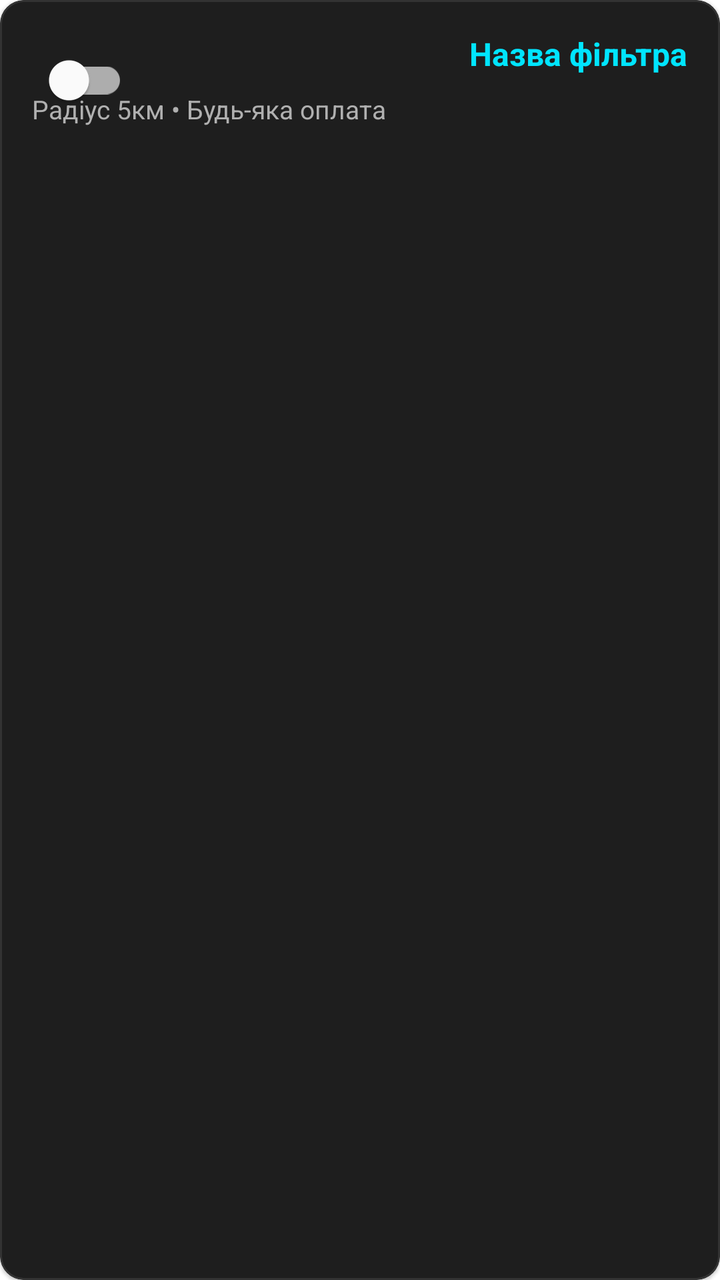
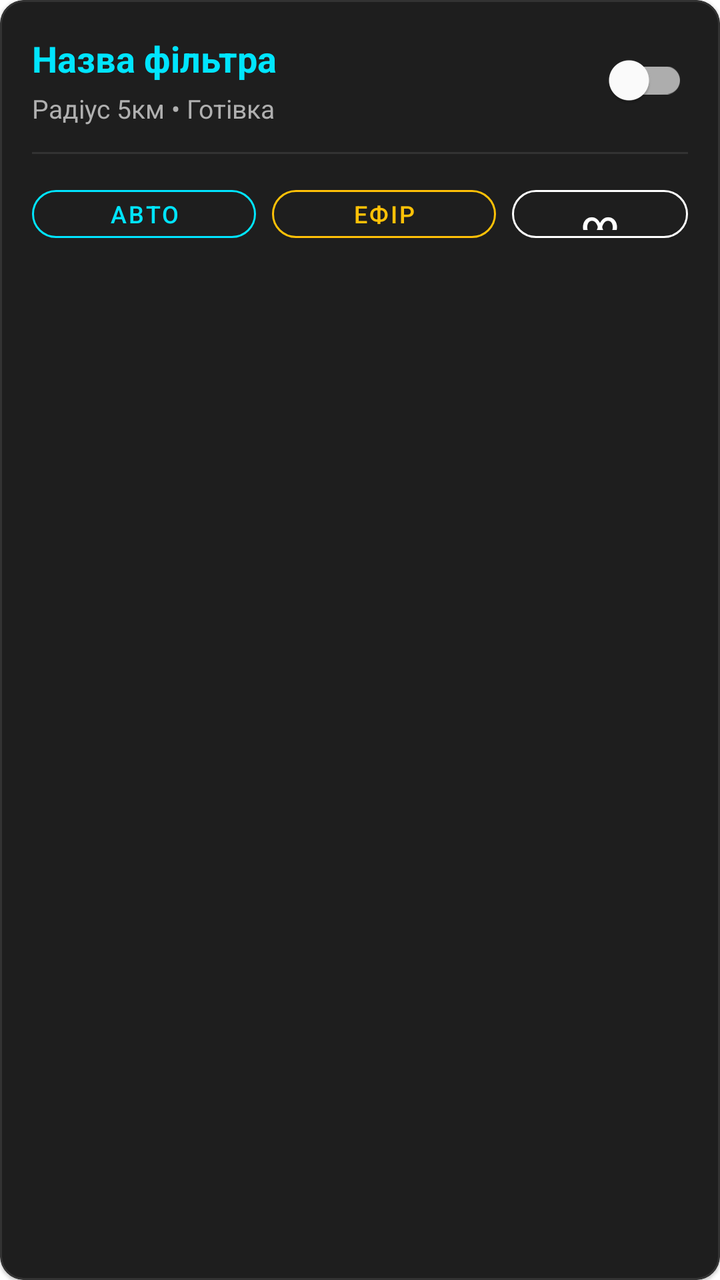

The first picture is an Android layout as it rendered before a commit; the second is the same layout after the commit. The layout source and the unified diff follow.
<!-- AndroidManifest.xml: application theme Theme.TaxiAppDriver -->
<!-- res/layout/item_filter.xml -->
<?xml version="1.0" encoding="utf-8"?>
<com.google.android.material.card.MaterialCardView xmlns:android="http://schemas.android.com/apk/res/android"
    xmlns:app="http://schemas.android.com/apk/res-auto"
    android:layout_width="match_parent"
    android:layout_height="wrap_content"
    android:layout_marginBottom="12dp"
    app:cardBackgroundColor="#1E1E1E"
    app:cardCornerRadius="12dp"
    app:strokeColor="#333"
    app:strokeWidth="1dp">

    <RelativeLayout
        android:layout_width="match_parent"
        android:layout_height="wrap_content"
        android:padding="16dp">

        <com.google.android.material.switchmaterial.SwitchMaterial
            android:id="@+id/switch_active"
            android:layout_width="wrap_content"
            android:layout_height="wrap_content"
            android:layout_alignParentTop="true"
            android:layout_alignParentStart="true" />

        <TextView
            android:id="@+id/tv_filter_name"
            android:layout_width="wrap_content"
            android:layout_height="wrap_content"
            android:layout_alignParentEnd="true"
            android:text="Назва фільтра"
            android:textColor="@color/driver_neon_teal"
            android:textSize="16sp"
            android:textStyle="bold" />

        <TextView
            android:id="@+id/tv_filter_desc"
            android:layout_width="match_parent"
            android:layout_height="wrap_content"
            android:layout_below="@id/tv_filter_name"
            android:layout_marginTop="8dp"
            android:text="Радіус 5км • Будь-яка оплата"
            android:textColor="@color/driver_text_secondary"
            android:textSize="13sp" />

    </RelativeLayout>
</com.google.android.material.card.MaterialCardView>
<!-- resources referenced by this layout -->
<resources>
  <color name="driver_neon_teal">#00E5FF</color>
  <color name="driver_text_secondary">#B0B0B0</color>
  <style name="Theme.TaxiAppDriver" parent="Theme.MaterialComponents.DayNight.NoActionBar">
          <item name="colorPrimary">@color/driver_black_bg</item>
          <item name="colorPrimaryVariant">@color/driver_card_bg</item>
          <item name="colorOnPrimary">@color/driver_neon_teal</item>
          <item name="android:statusBarColor">@color/driver_black_bg</item>
          <item name="android:windowLightStatusBar">false</item>
      </style>
  <color name="driver_black_bg">#121212</color>
  <color name="driver_card_bg">#1E1E1E</color>
</resources>

<!-- the commit's change to res/layout/item_filter.xml (unified diff, before → after) -->
@@ -1,45 +1,112 @@
 <?xml version="1.0" encoding="utf-8"?>
-<com.google.android.material.card.MaterialCardView xmlns:android="http://schemas.android.com/apk/res/android"
+<com.google.android.material.card.MaterialCardView
+    xmlns:android="http://schemas.android.com/apk/res/android"
     xmlns:app="http://schemas.android.com/apk/res-auto"
     android:layout_width="match_parent"
     android:layout_height="wrap_content"
     android:layout_marginBottom="12dp"
     app:cardBackgroundColor="#1E1E1E"
     app:cardCornerRadius="12dp"
+    app:rippleColor="#33FFFFFF"
     app:strokeColor="#333"
     app:strokeWidth="1dp">
 
-    <RelativeLayout
+    <LinearLayout
         android:layout_width="match_parent"
         android:layout_height="wrap_content"
+        android:orientation="vertical"
         android:padding="16dp">
 
-        <com.google.android.material.switchmaterial.SwitchMaterial
-            android:id="@+id/switch_active"
-            android:layout_width="wrap_content"
-            android:layout_height="wrap_content"
-            android:layout_alignParentTop="true"
-            android:layout_alignParentStart="true" />
-
-        <TextView
-            android:id="@+id/tv_filter_name"
-            android:layout_width="wrap_content"
-            android:layout_height="wrap_content"
-            android:layout_alignParentEnd="true"
-            android:text="Назва фільтра"
-            android:textColor="@color/driver_neon_teal"
-            android:textSize="16sp"
-            android:textStyle="bold" />
-
-        <TextView
-            android:id="@+id/tv_filter_desc"
+        <LinearLayout
             android:layout_width="match_parent"
             android:layout_height="wrap_content"
-            android:layout_below="@id/tv_filter_name"
-            android:layout_marginTop="8dp"
-            android:text="Радіус 5км • Будь-яка оплата"
-            android:textColor="@color/driver_text_secondary"
-            android:textSize="13sp" />
+            android:gravity="center_vertical"
+            android:orientation="horizontal">
 
-    </RelativeLayout>
+            <LinearLayout
+                android:layout_width="0dp"
+                android:layout_height="wrap_content"
+                android:layout_weight="1"
+                android:orientation="vertical">
+
+                <TextView
+                    android:id="@+id/tv_filter_name"
+                    android:layout_width="wrap_content"
+                    android:layout_height="wrap_content"
+                    android:text="Назва фільтра"
+                    android:textColor="@color/driver_neon_teal"
+                    android:textSize="18sp"
+                    android:textStyle="bold" />
+
+                <TextView
+                    android:id="@+id/tv_filter_desc"
+                    android:layout_width="wrap_content"
+                    android:layout_height="wrap_content"
+                    android:layout_marginTop="4dp"
+                    android:text="Радіус 5км • Готівка"
+                    android:textColor="@color/driver_text_secondary"
+                    android:textSize="13sp" />
+            </LinearLayout>
+
+            <com.google.android.material.switchmaterial.SwitchMaterial
+                android:id="@+id/switch_main_toggle"
+                android:layout_width="wrap_content"
+                android:layout_height="wrap_content" />
+
+        </LinearLayout>
+
+        <View
+            android:layout_width="match_parent"
+            android:layout_height="1dp"
+            android:layout_marginVertical="12dp"
+            android:background="#333" />
+
+        <LinearLayout
+            android:layout_width="match_parent"
+            android:layout_height="wrap_content"
+            android:gravity="center_vertical"
+            android:orientation="horizontal">
+
+            <com.google.android.material.button.MaterialButton
+                android:id="@+id/btn_mode_auto"
+                style="@style/Widget.MaterialComponents.Button.OutlinedButton"
+                android:layout_width="0dp"
+                android:layout_height="36dp"
+                android:layout_marginEnd="8dp"
+                android:layout_weight="1"
+                android:padding="0dp"
+                android:text="АВТО"
+                android:textSize="12sp"
+                app:cornerRadius="18dp"
+                app:strokeColor="@color/driver_neon_teal"
+                android:textColor="@color/driver_neon_teal" />
+
+            <com.google.android.material.button.MaterialButton
+                android:id="@+id/btn_mode_ether"
+                style="@style/Widget.MaterialComponents.Button.OutlinedButton"
+                android:layout_width="0dp"
+                android:layout_height="36dp"
+                android:layout_marginEnd="8dp"
+                android:layout_weight="1"
+                android:padding="0dp"
+                android:text="ЕФІР"
+                android:textSize="12sp"
+                app:cornerRadius="18dp"
+                app:strokeColor="#FFC107"
+                android:textColor="#FFC107" />
+
+            <com.google.android.material.button.MaterialButton
+                android:id="@+id/btn_mode_cycle"
+                style="@style/Widget.MaterialComponents.Button.OutlinedButton"
+                android:layout_width="wrap_content"
+                android:layout_height="36dp"
+                android:text="∞"
+                android:textSize="18sp"
+                app:cornerRadius="18dp"
+                app:strokeColor="#FFF"
+                android:textColor="#FFF" />
+
+        </LinearLayout>
+
+    </LinearLayout>
 </com.google.android.material.card.MaterialCardView>
